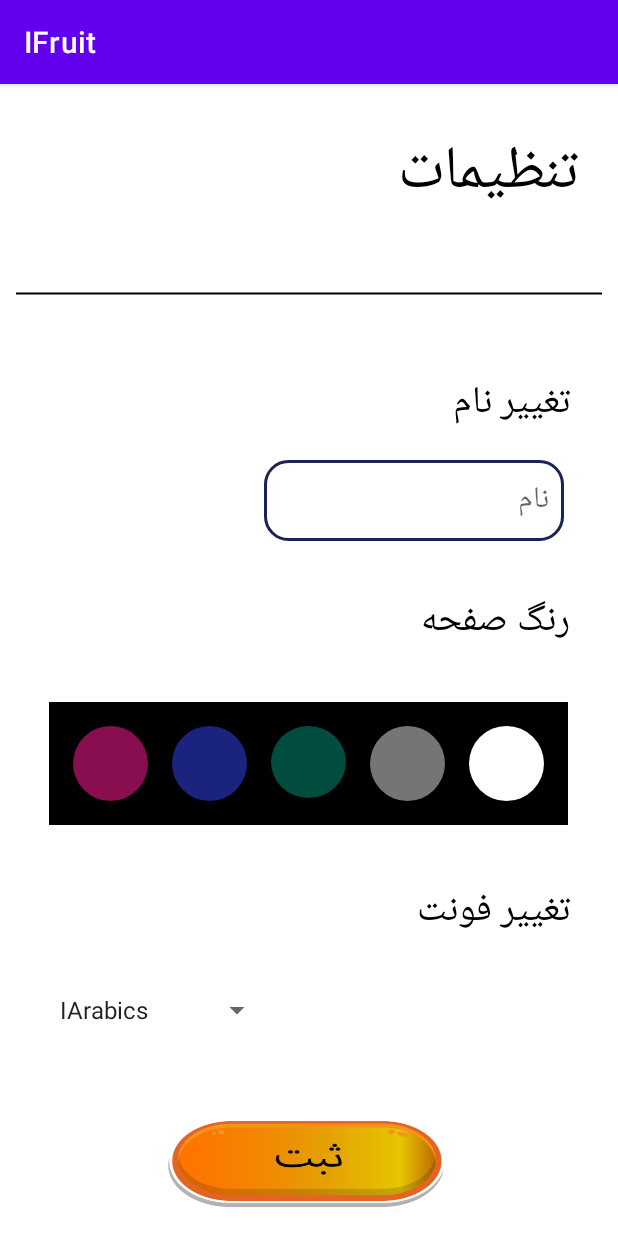
After one commit to Aryas1378/mianBar, an Android app: the SettingActivity screen opened directly, with no data from a screen before it, on a phone screen of 412 x 824 dp. The commit adds this screen. Run offline under Robolectric (Android 15) with nearby library versions, the light colour scheme and no system bars; 6 statements that could not run were skipped.

Commit message:
setting activity & save button image is added use this template of button (savebtn) till after

```diff
--- a/app/src/main/AndroidManifest.xml
+++ b/app/src/main/AndroidManifest.xml
@@ -9,7 +9,7 @@
         android:roundIcon="@mipmap/ic_launcher_round"
         android:supportsRtl="true"
         android:theme="@style/Theme.IFruit">
-
+        <activity android:name=".controller.SettingActivity"></activity>
         <activity android:name=".controller.stuffManagingActivity">
             <intent-filter>
                 <action android:name="android.intent.action.MAIN" />
--- /dev/null
+++ b/app/src/main/java/com/example/ifruit/controller/SettingActivity.kt
@@ -0,0 +1,154 @@
+package com.example.ifruit.controller
+
+import android.graphics.Color
+import android.graphics.Typeface
+import android.os.Build
+import androidx.appcompat.app.AppCompatActivity
+import android.os.Bundle
+import android.text.TextUtils
+import android.view.View
+import android.widget.*
+import androidx.annotation.RequiresApi
+import androidx.constraintlayout.widget.ConstraintLayout
+import com.example.annimation.SettingInfo
+import com.example.ifruit.R
+import com.example.ifruit.database.DataBaseHelper
+
+class SettingActivity : AppCompatActivity() {
+
+    var dbHandler: DataBaseHelper? = null
+    var redColor = Color.parseColor("#880E4F")
+    var blueColor = Color.parseColor("#1A237E")
+    var greenColor = Color.parseColor("#004D40")
+    var grayColor = Color.parseColor("#757575")
+    var whiteColor = Color.parseColor("#ffffff")
+
+    var PRIMARY_COLOR: String = "#ffffff"
+    var PRIMARY_FONT: String = "IArabics"
+    var PRIMARY_NAME: String = ""
+
+    override fun onCreate(savedInstanceState: Bundle?) {
+        super.onCreate(savedInstanceState)
+        setContentView(R.layout.activity_setting)
+
+        val generalBackground = findViewById<ConstraintLayout>(R.id.background)
+        val redColorChanger = findViewById<ImageButton>(R.id.modifier_to_red_btn)
+        val blueColorChanger = findViewById<ImageButton>(R.id.modifier_to_blue_btn)
+        val greenColorChanger = findViewById<ImageButton>(R.id.modifier_to_green_btn)
+        val grayColorChanger = findViewById<ImageButton>(R.id.modifier_to_gray_btn)
+        val whiteColorChanger = findViewById<ImageButton>(R.id.modifier_to_white_btn)
+        val titleContent = findViewById<TextView>(R.id.title_content)
+        val changeColorTitle = findViewById<TextView>(R.id.change_color_title)
+        val changeFontTitle = findViewById<TextView>(R.id.change_font_title)
+        val fontStyleSpinner = findViewById<Spinner>(R.id.change_font_style)
+        val changeNameTitle = findViewById<TextView>(R.id.change_name_title)
+        val changeNameEditText = findViewById<EditText>(R.id.change_name)
+        val saveButton = findViewById<ImageButton>(R.id.savebtn)
+
+        dbHandler = DataBaseHelper(this)
+
+        PRIMARY_NAME = dbHandler!!.readSettingInfo(1)?.name.toString()
+
+        //------------------------------------------------
+        /*change color and text font of setting page (55 - 64)*/
+        //------------------------------------------------
+
+        val getSetting = dbHandler?.readSettingInfo(1)
+        //System.out.println(getSetting?.color)
+        val backgroundColor = Color.parseColor(getSetting?.color.toString())
+        generalBackground.setBackgroundColor(backgroundColor)
+        val fontName = getSetting?.font?.toLowerCase()
+        //System.out.println(fontName)
+        val font = Typeface.createFromAsset(assets, "font/$fontName.ttf")
+        titleContent.typeface = font
+        changeColorTitle.typeface = font
+        changeFontTitle.typeface = font
+        changeNameTitle.typeface = font
+
+
+        val fontStyleList = arrayOf(
+                "IArabics",
+                "BBadr",
+                "BBaran",
+                "BDavat",
+                "BElham",
+                "BMitra",
+                "BNazanin",
+                "BTehran",
+                "BArabics",
+                "IKamran",
+                "IranNastaliq",
+                "IRoya"
+        )
+        if (fontStyleSpinner != null) {
+            val arrayAdapter: ArrayAdapter<Any?> =
+                    ArrayAdapter<Any?>(this, android.R.layout.simple_spinner_item, fontStyleList)
+
+            fontStyleSpinner.adapter = arrayAdapter
+
+            fontStyleSpinner.onItemSelectedListener = object :
+                    AdapterView.OnItemSelectedListener {
+                @RequiresApi(Build.VERSION_CODES.O)
+                override fun onItemSelected(
+                        parent: AdapterView<*>,
+                        view: View, position: Int, id: Long
+                ) {
+
+                    PRIMARY_FONT = "IArabics"
+
+                    Toast.makeText(this@SettingActivity, fontStyleList[id.toInt()], Toast.LENGTH_SHORT).show()
+                    val fontName = fontStyleList[id.toInt()].toLowerCase()
+                    val font = Typeface.createFromAsset(assets, "font/$fontName.ttf")
+                    changeFontTitle.typeface = font
+                    changeColorTitle.typeface = font
+                    titleContent.typeface = font
+                    PRIMARY_FONT = fontStyleList[id.toInt()]
+
+                }
+
+                override fun onNothingSelected(parent: AdapterView<*>) {
+                    // write code to perform some action
+                }
+            }
+        }
+
+        redColorChanger.setOnClickListener {
+            PRIMARY_COLOR = "#ffffff"
+            generalBackground.setBackgroundColor(redColor)
+            PRIMARY_COLOR = "#EF9A9A"
+        }
+        blueColorChanger.setOnClickListener {
+            PRIMARY_COLOR = "#ffffff"
+            generalBackground.setBackgroundColor(blueColor)
+            PRIMARY_COLOR = "#64B5F6"
+        }
+        greenColorChanger.setOnClickListener {
+            PRIMARY_COLOR = "#ffffff"
+            generalBackground.setBackgroundColor(greenColor)
+            PRIMARY_COLOR = "#81C784"
+        }
+        grayColorChanger.setOnClickListener {
+            PRIMARY_COLOR = "#ffffff"
+            generalBackground.setBackgroundColor(grayColor)
+            PRIMARY_COLOR = "#90A4AE"
+        }
+        whiteColorChanger.setOnClickListener {
+            PRIMARY_COLOR = "#ffffff"
+            generalBackground.setBackgroundColor(whiteColor)
+            PRIMARY_COLOR = "#ffffff"
+        }
+
+        saveButton.setOnClickListener {
+            var settinginfo = SettingInfo()
+            settinginfo.color = PRIMARY_COLOR
+            settinginfo.font = PRIMARY_FONT
+            if (!TextUtils.isEmpty(changeNameEditText.text)) {
+                PRIMARY_NAME = changeNameEditText.text.toString()
+            }
+            settinginfo.name = PRIMARY_NAME
+            dbHandler!!.updateSettingInfo(settinginfo, 1)
+
+            Toast.makeText(this, "با موفقیت ثبت شد", Toast.LENGTH_LONG).show()
+        }
+    }
+}
--- /dev/null
+++ b/app/src/main/res/drawable/circlebtn.xml
@@ -0,0 +1,6 @@
+<shape xmlns:android="http://schemas.android.com/apk/res/android"
+    android:shape="oval">
+
+
+
+</shape>
--- /dev/null
+++ b/app/src/main/res/layout/activity_setting.xml
@@ -0,0 +1,182 @@
+<?xml version="1.0" encoding="utf-8"?>
+<androidx.constraintlayout.widget.ConstraintLayout xmlns:android="http://schemas.android.com/apk/res/android"
+    xmlns:app="http://schemas.android.com/apk/res-auto"
+    xmlns:tools="http://schemas.android.com/tools"
+    android:id="@+id/background"
+    android:layout_width="match_parent"
+    android:layout_height="match_parent"
+    tools:context=".controller.SettingActivity">
+
+    <RelativeLayout
+        android:id="@+id/title_layout"
+        android:layout_width="match_parent"
+        android:layout_height="wrap_content"
+        app:layout_constraintEnd_toEndOf="parent"
+        app:layout_constraintStart_toStartOf="parent"
+        app:layout_constraintTop_toTopOf="parent"
+        tools:ignore="MissingConstraints">
+
+        <TextView
+            android:id="@+id/title_content"
+            android:layout_width="match_parent"
+            android:layout_height="wrap_content"
+            android:layout_margin="@dimen/normal_margin"
+            android:padding="@dimen/small_margin"
+            android:text="@string/setting"
+            android:textColor="@color/black"
+            android:textSize="@dimen/text_header_size"
+            android:textStyle="bold" />
+        <TextView
+            android:id="@+id/dividing_line"
+            android:layout_width="match_parent"
+            android:layout_height="wrap_content"
+            android:layout_below="@id/title_content"
+            android:layout_margin="@dimen/small_margin"
+            android:background="@drawable/line"
+            app:layout_constraintTop_toBottomOf="@id/title_content" />
+
+    </RelativeLayout>
+
+    <RelativeLayout
+        android:id="@+id/setting_layout"
+        android:layout_width="match_parent"
+        android:layout_height="wrap_content"
+        android:padding="@dimen/normal_margin"
+        app:layout_constraintEnd_toEndOf="parent"
+        app:layout_constraintHorizontal_bias="0.0"
+        app:layout_constraintStart_toStartOf="parent"
+        app:layout_constraintTop_toBottomOf="@id/title_layout"
+        tools:ignore="MissingConstraints">
+        <TextView
+            android:id="@+id/change_name_title"
+            android:layout_width="wrap_content"
+            android:layout_height="wrap_content"
+            android:textColor="@color/black"
+            android:textSize="@dimen/text_xlarge_size"
+            android:textStyle="bold"
+            android:layout_alignParentEnd="true"
+            android:layout_alignParentTop="true"
+            android:text="@string/account_name"
+            android:layout_marginStart="@dimen/normal_margin"
+            android:layout_marginTop="@dimen/normal_margin"
+            android:layout_marginEnd="@dimen/normal_margin"
+            android:layout_marginBottom="@dimen/normal_margin"
+            />
+        <EditText
+            android:id="@+id/change_name"
+            android:layout_width="200dp"
+            android:layout_height="wrap_content"
+            android:hint="نام"
+            android:layout_alignParentEnd="true"
+            android:layout_marginRight="@dimen/large_margin"
+            android:layout_below="@id/change_name_title"
+            android:background="@drawable/edit_text_border"
+            android:textSize="@dimen/text_large_size"
+            android:padding="@dimen/small_margin"
+            />
+
+
+
+        <TextView
+            android:id="@+id/change_color_title"
+            android:layout_width="wrap_content"
+            android:layout_height="wrap_content"
+
+            android:layout_alignParentEnd="true"
+            android:layout_marginStart="@dimen/normal_margin"
+            android:layout_marginTop="32dp"
+            android:layout_marginEnd="@dimen/normal_margin"
+            android:layout_marginBottom="@dimen/normal_margin"
+            android:text="@string/page_color"
+            android:layout_below="@id/change_name"
+            android:textColor="@color/black"
+            android:textSize="@dimen/text_xlarge_size"
+            android:textStyle="bold" />
+
+        <LinearLayout
+            android:id="@+id/modifier_color_btn"
+            android:layout_width="wrap_content"
+            android:layout_height="wrap_content"
+            android:layout_below="@id/change_color_title"
+            android:layout_centerInParent="true"
+            android:layout_marginTop="@dimen/normal_margin"
+            android:layout_marginBottom="@dimen/large_margin"
+            android:background="@color/black"
+            android:padding="@dimen/normal_margin">
+
+            <ImageButton
+                android:id="@+id/modifier_to_red_btn"
+                android:layout_width="50dp"
+                android:layout_height="50dp"
+                android:background="@drawable/circlebtn"
+                android:backgroundTint="#880E4F" />
+
+            <ImageButton
+                android:id="@+id/modifier_to_blue_btn"
+                android:layout_width="50dp"
+                android:layout_height="50dp"
+                android:layout_marginStart="@dimen/normal_margin"
+                android:background="@drawable/circlebtn"
+                android:backgroundTint="#1A237E" />
+
+            <ImageButton
+                android:id="@+id/modifier_to_green_btn"
+                android:layout_width="50dp"
+                android:layout_height="48dp"
+                android:layout_marginStart="@dimen/normal_margin"
+                android:background="@drawable/circlebtn"
+                android:backgroundTint="#004D40" />
+
+            <ImageButton
+                android:id="@+id/modifier_to_gray_btn"
+                android:layout_width="50dp"
+                android:layout_height="50dp"
+                android:layout_marginStart="@dimen/normal_margin"
+                android:background="@drawable/circlebtn"
+                android:backgroundTint="#757575" />
+
+            <ImageButton
+                android:id="@+id/modifier_to_white_btn"
+                android:layout_width="50dp"
+                android:layout_height="50dp"
+                android:layout_marginStart="@dimen/normal_margin"
+                android:background="@drawable/circlebtn"
+                android:backgroundTint="#ffffff" />
+        </LinearLayout>
+
+        <TextView
+            android:id="@+id/change_font_title"
+            android:layout_width="wrap_content"
+            android:layout_height="wrap_content"
+            android:layout_below="@id/modifier_color_btn"
+            android:layout_alignParentEnd="true"
+            android:layout_marginTop="@dimen/normal_margin"
+            android:layout_marginEnd="@dimen/normal_margin"
+            android:layout_marginBottom="@dimen/normal_margin"
+            android:text="@string/change_font"
+            android:textColor="@color/black"
+            android:textSize="@dimen/text_xlarge_size"
+            android:textStyle="bold"
+            />
+        <Spinner
+            android:id="@+id/change_font_style"
+            android:layout_width="150dp"
+            android:layout_height="wrap_content"
+            android:layout_below="@id/change_font_title"
+            android:layout_margin="@dimen/normal_margin"
+            />
+
+        <ImageButton
+            android:id="@+id/savebtn"
+            android:layout_width="200dp"
+            android:layout_height="70dp"
+            android:layout_below="@id/change_font_style"
+            android:layout_centerHorizontal="true"
+            android:layout_marginTop="@dimen/xlarge_margin"
+            android:shadowRadius="@android:integer/status_bar_notification_info_maxnum"
+
+
+            android:background="@drawable/savebtn"/>
+    </RelativeLayout>
+
+</androidx.constraintlayout.widget.ConstraintLayout>
--- a/app/src/main/res/values/strings.xml
+++ b/app/src/main/res/values/strings.xml
@@ -21,4 +21,10 @@
 
     <string name="hello_first_fragment">Hello first fragment</string>
     <string name="hello_second_fragment">Hello second fragment. Arg: %1$s</string>
+    ////////////////////////////////////////////////////////Setting
+    <string name="setting">تنظیمات</string>
+    <string name="page_color">رنگ صفحه</string>
+    <string name="change_font">تغییر فونت</string>
+    <string name="save_changes_button">ثبت تغییرات</string>
+    <string name="account_name">تغییر نام</string>
 </resources>
```
Also changed, not shown: app/src/main/res/drawable-v24/savebtn.png (added), app/src/main/res/drawable/savebtn.png (added).
